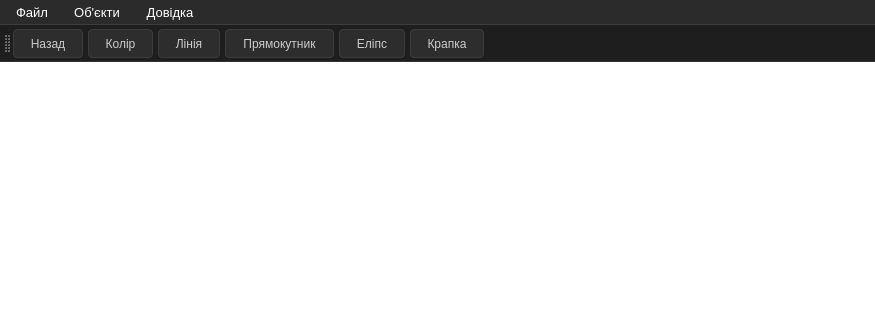
Before: the Qt Designer form Lab3/mainwindow.ui in kolagusak752-kpi/OOP_Labs, drawn with Qt 5; both pictures show x 0 to 875 and y 0 to 320 of the 875 by 637 pixel window.
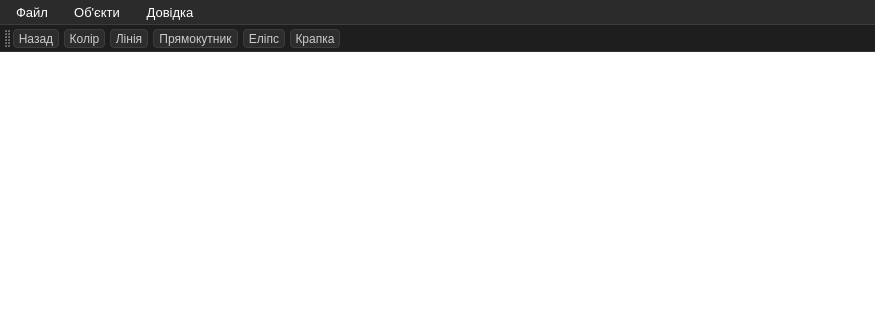
After: the same form once the commit is applied.

```diff
--- a/Lab3/mainwindow.ui
+++ b/Lab3/mainwindow.ui
@@ -74,7 +74,7 @@
     color: #cccccc;
     border: 1px solid #3c3c3c;
     border-radius: 4px;
-    padding: 5px 12px;
+    padding: 0 px, 0 px;
     font-size: 12px;
 }
 
```
